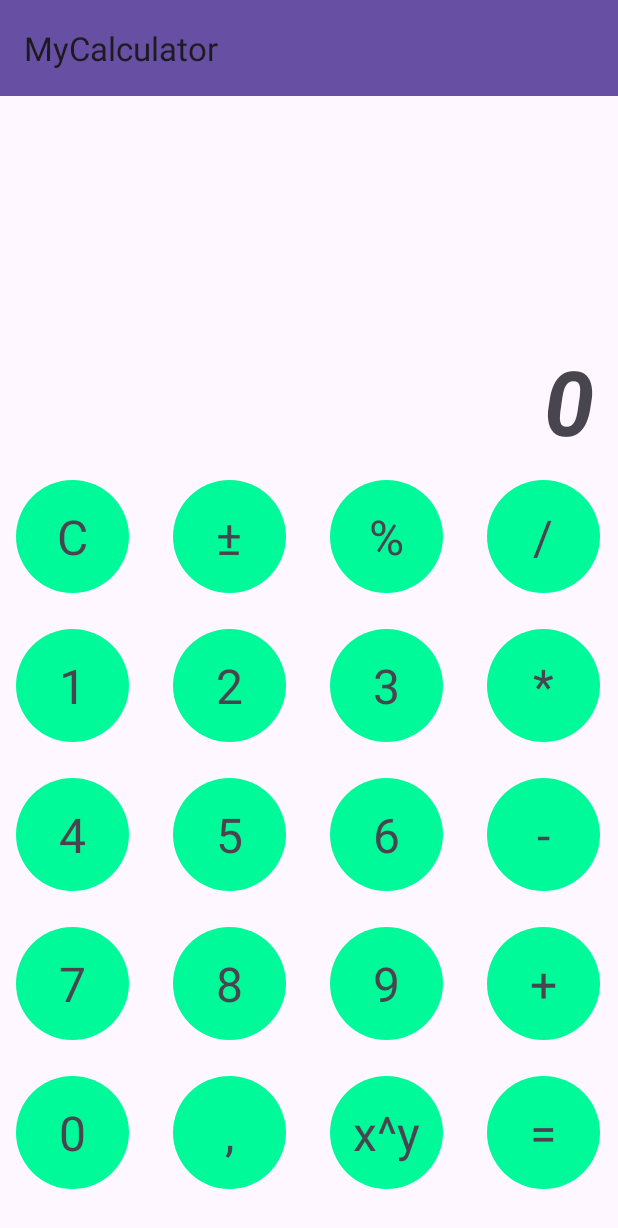
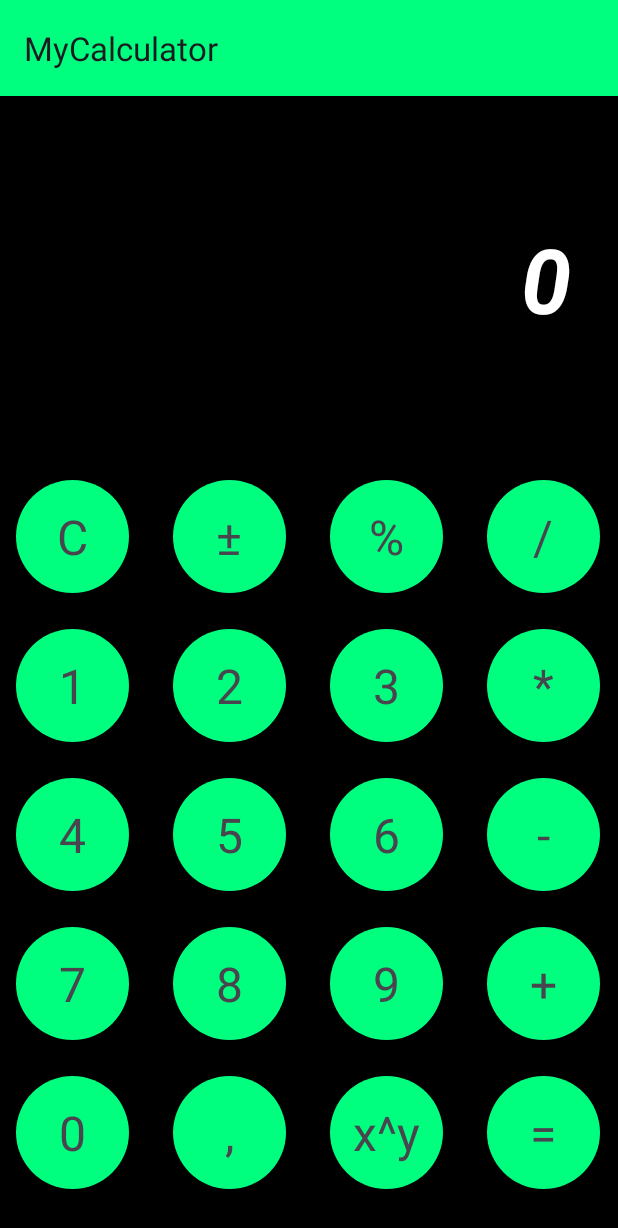
Before and after one commit to oprimogus/myCalculator, an Android app: the screen it shows after launch (MainActivity), on a phone screen of 412 x 824 dp. Shown: the top 1228 px of the screen. Run offline under Robolectric (Android 15) with nearby library versions, the phone set to English and light mode, and no system bars.

Commit message:
feat: add new functions and new scheme color

```diff
--- a/app/src/main/res/drawable/circle_background.xml
+++ b/app/src/main/res/drawable/circle_background.xml
@@ -1,5 +1,5 @@
 <?xml version="1.0" encoding="utf-8"?>
 <shape xmlns:android="http://schemas.android.com/apk/res/android">
-    <solid android:color="#00FA9A"/> <!-- você pode mudar a cor aqui -->
+    <solid android:color="@color/SpringGreen"/> <!-- você pode mudar a cor aqui -->
     <corners android:radius="600dp"/> <!-- isso faz o shape ficar redondo, ajuste conforme necessário -->
 </shape>
--- a/app/src/main/res/layout/activity_main.xml
+++ b/app/src/main/res/layout/activity_main.xml
@@ -4,6 +4,7 @@
     xmlns:tools="http://schemas.android.com/tools"
     android:layout_width="match_parent"
     android:layout_height="match_parent"
+    android:background="@color/black"
     tools:context=".MainActivity">
 
     <com.google.android.material.appbar.AppBarLayout
@@ -14,8 +15,8 @@
         <androidx.appcompat.widget.Toolbar
             android:id="@+id/toolbar"
             android:layout_width="match_parent"
-            android:layout_height="?attr/actionBarSize"
-            android:background="?attr/colorPrimary"
+            android:layout_height="match_parent"
+            android:background="@color/SpringGreen"
             android:visibility="visible"
             app:layout_constraintBottom_toBottomOf="parent"
             app:layout_constraintTop_toTopOf="parent"
@@ -29,15 +30,19 @@
         android:id="@+id/textView5_SumResult"
         android:layout_width="349dp"
         android:layout_height="93dp"
-        android:layout_marginEnd="16dp"
+        android:layout_marginStart="34dp"
+        android:layout_marginTop="8dp"
+        android:layout_marginEnd="34dp"
+        android:layout_marginBottom="8dp"
         android:text="0"
         android:textAlignment="textEnd"
         android:textSize="60sp"
         android:textStyle="bold|italic"
+        android:textColor="@color/white"
         app:layout_constraintBottom_toTopOf="@+id/gridView"
         app:layout_constraintEnd_toEndOf="parent"
-        app:layout_constraintTop_toBottomOf="@+id/appBarLayout"
-        app:layout_constraintVertical_bias="1.0" />
+        app:layout_constraintStart_toStartOf="parent"
+        app:layout_constraintTop_toBottomOf="@+id/appBarLayout" />
 
     <GridView
         android:id="@+id/gridView"
--- a/app/src/main/res/values/colors.xml
+++ b/app/src/main/res/values/colors.xml
@@ -1,5 +1,7 @@
 <?xml version="1.0" encoding="utf-8"?>
 <resources>
-    <color name="black">#FF000000</color>
-    <color name="white">#FFFFFFFF</color>
+    <color name="black">#000000</color>
+    <color name="white">#FFFFFF</color>
+    <color name="SpringGreen">#00FF7F</color>
+    <color name="Chocolate">#D2691E</color>
 </resources>
```
Also changed, not shown: app/src/main/java/com/example/mycalculator/MainActivity.java (+35 -4 lines).
